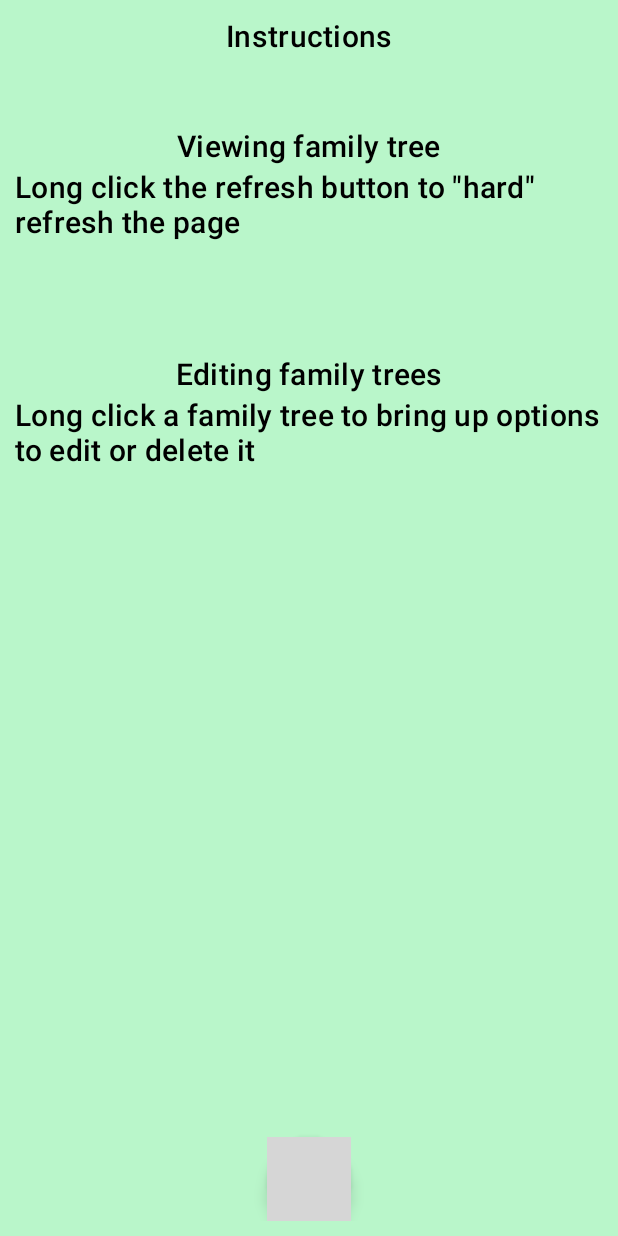
After one commit to csc530/Family-Tree, an Android app: the InfoActivity screen opened directly, with no data from a screen before it, on a phone screen of 412 x 824 dp. The commit adds this screen. Run offline under Robolectric (Android 15) with nearby library versions, the phone set to English and light mode, and no system bars; grey boxes are pictures that could not be loaded.

Commit message:
:poop: feat(views): Activities Created (very poor) instructions screen for the main screen demonstrating additional functionality
Signed-off-by: csc530 <cscousin@lakeheadu.ca>

```diff
--- a/app/src/main/AndroidManifest.xml
+++ b/app/src/main/AndroidManifest.xml
@@ -9,17 +9,14 @@
 		android:roundIcon="@mipmap/ic_launcher_round"
 		android:supportsRtl="true"
 		android:theme="@style/Theme.FamilyTree">
-
+		<activity
+			android:name=".controllers.InfoActivity"
+			android:exported="false" />
 
 		<activity
 			android:name=".treeTest"
-			android:exported="true">
-			<!--			<intent-filter>-->
-			<!--				<action android:name="android.intent.action.MAIN" />-->
-			<!--				-->
-			<!--				<category android:name="android.intent.category.LAUNCHER" />-->
-			<!--			</intent-filter>-->
-		</activity>
+			android:exported="false" />
+
 		<activity
 			android:name=".controllers.EditMemberActivity"
 			android:exported="false" />
--- /dev/null
+++ b/app/src/main/java/com/csc530/familytree/controllers/InfoActivity.kt
@@ -0,0 +1,20 @@
+package com.csc530.familytree.controllers
+
+import android.os.Bundle
+import androidx.appcompat.app.AppCompatActivity
+import com.csc530.familytree.databinding.ActivityInfoBinding
+import com.csc530.familytree.models.ActivityManager
+
+class InfoActivity : AppCompatActivity()
+{
+	private lateinit var binding: ActivityInfoBinding
+	override fun onCreate(savedInstanceState: Bundle?)
+	{
+		super.onCreate(savedInstanceState)
+		binding = com.csc530.familytree.databinding.ActivityInfoBinding.inflate(layoutInflater)
+		setContentView(binding.root)
+		binding.fabHome.setOnClickListener {
+			ActivityManager.launchActivity(this, LaunchActivity::class.java)
+		}
+	}
+}
--- a/app/src/main/java/com/csc530/familytree/controllers/LaunchActivity.kt
+++ b/app/src/main/java/com/csc530/familytree/controllers/LaunchActivity.kt
@@ -10,6 +10,7 @@ import android.widget.TextView
 import androidx.appcompat.app.AppCompatActivity
 import androidx.constraintlayout.widget.ConstraintLayout
 import com.csc530.familytree.databinding.ActivityLaunchBinding
+import com.csc530.familytree.models.ActivityManager
 import com.google.android.material.snackbar.Snackbar
 import com.google.firebase.auth.FirebaseAuth
 import com.google.firebase.auth.ktx.auth
@@ -39,7 +40,7 @@ class LaunchActivity : AppCompatActivity()
 
 		//Switch intents on button click
 		binding.btnNewTree.setOnClickListener {
-			//!!! temporary until I learn to make local saves of family trees
+			//!!! temporary until InfoActivity learn to make local saves of family trees
 			if(auth.currentUser == null)
 				Snackbar.make(this, binding.root, "Please log in or signup to continue", Snackbar.LENGTH_SHORT).show()
 			else
@@ -92,17 +93,10 @@ class LaunchActivity : AppCompatActivity()
 			this.recreate()
 		}
 
-	}
+		binding.btnInfo.setOnClickListener {
+			ActivityManager.launchActivity(this, InfoActivity::class.java)
+		}
 
-	public override fun onStart()
-	{
-		super.onStart()
-		// Check if user is signed in (non-null) and update UI accordingly.
-		val currentUser = auth.currentUser
-		if(currentUser != null)
-		{
-			//TODO: display user infor and related data somewhere
-		}
 	}
 
 
--- a/app/src/main/java/com/csc530/familytree/controllers/MemberDetailsActivity.kt
+++ b/app/src/main/java/com/csc530/familytree/controllers/MemberDetailsActivity.kt
@@ -108,8 +108,7 @@ class MemberDetailsActivity : AppCompatActivity()
 		}
 	}
 
-
-	private fun showMembers(members: List<FamilyMember>, title: String, docPath: String): View.OnClickListener?
+	private fun showMembers(members: List<FamilyMember>, title: String, docPath: String): View.OnClickListener
 	{
 		return View.OnClickListener {
 			val dialog = MaterialAlertDialogBuilder(this)
--- a/app/src/main/java/com/csc530/familytree/models/ActivityManager.kt
+++ b/app/src/main/java/com/csc530/familytree/models/ActivityManager.kt
@@ -9,6 +9,14 @@ class ActivityManager(
 		val context: Context,
 )
 {
+	companion object
+	{
+		fun launchActivity(context: Context, activity: Class<out AppCompatActivity>)
+		{
+			val intent = Intent(context, activity)
+			context.startActivity(intent)
+		}
+	}
 
 	/**
 	 * Redirects back to homepage
--- /dev/null
+++ b/app/src/main/res/layout/activity_info.xml
@@ -0,0 +1,66 @@
+<?xml version="1.0" encoding="utf-8"?>
+<androidx.constraintlayout.widget.ConstraintLayout xmlns:android="http://schemas.android.com/apk/res/android"
+                                                   xmlns:app="http://schemas.android.com/apk/res-auto"
+                                                   xmlns:tools="http://schemas.android.com/tools"
+                                                   android:layout_width="match_parent"
+                                                   android:layout_height="match_parent"
+                                                   android:padding="@dimen/containerPadding"
+                                                   tools:context=".controllers.InfoActivity">
+
+	<TextView
+		android:id="@+id/textView2"
+		android:layout_width="wrap_content"
+		android:layout_height="wrap_content"
+		android:text="Instructions"
+		app:layout_constraintEnd_toEndOf="parent"
+		app:layout_constraintStart_toStartOf="parent"
+		app:layout_constraintTop_toTopOf="parent" />
+
+	<TextView
+		android:id="@+id/textView3"
+		android:layout_width="wrap_content"
+		android:layout_height="wrap_content"
+		android:text="Long click the refresh button to &quot;hard&quot; refresh the page"
+		app:layout_constraintEnd_toEndOf="parent"
+		app:layout_constraintStart_toStartOf="parent"
+		app:layout_constraintTop_toBottomOf="@+id/textView5" />
+
+	<TextView
+		android:id="@+id/textView4"
+		android:layout_width="wrap_content"
+		android:layout_height="wrap_content"
+		android:layout_marginTop="74dp"
+		android:text="Editing family trees"
+		app:layout_constraintEnd_toEndOf="parent"
+		app:layout_constraintStart_toStartOf="parent"
+		app:layout_constraintTop_toBottomOf="@+id/textView3" />
+
+	<TextView
+		android:id="@+id/textView5"
+		android:layout_width="wrap_content"
+		android:layout_height="wrap_content"
+		android:layout_marginTop="46dp"
+		android:text="Viewing family tree"
+		app:layout_constraintEnd_toEndOf="parent"
+		app:layout_constraintStart_toStartOf="parent"
+		app:layout_constraintTop_toBottomOf="@+id/textView2" />
+
+	<TextView
+		android:id="@+id/textView6"
+		android:layout_width="wrap_content"
+		android:layout_height="wrap_content"
+		android:text="Long click a family tree to bring up options to edit or delete it"
+		app:layout_constraintEnd_toEndOf="parent"
+		app:layout_constraintStart_toStartOf="parent"
+		app:layout_constraintTop_toBottomOf="@+id/textView4" />
+
+	<com.google.android.material.floatingactionbutton.FloatingActionButton
+		android:id="@+id/fabHome"
+		android:layout_width="wrap_content"
+		android:layout_height="wrap_content"
+		android:clickable="true"
+		app:layout_constraintBottom_toBottomOf="parent"
+		app:layout_constraintEnd_toEndOf="parent"
+		app:layout_constraintStart_toStartOf="parent"
+		app:srcCompat="@drawable/home" />
+</androidx.constraintlayout.widget.ConstraintLayout>
--- a/build.gradle
+++ b/build.gradle
@@ -6,7 +6,7 @@ buildscript {
     }
     dependencies {
         classpath 'com.android.tools.build:gradle:7.1.2'
-        classpath "org.jetbrains.kotlin:kotlin-gradle-plugin:1.6.10"
+        classpath 'org.jetbrains.kotlin:kotlin-gradle-plugin:1.6.20'
         classpath 'com.google.gms:google-services:4.3.10'
 
         // NOTE: Do not place your application dependencies here; they belong
```
